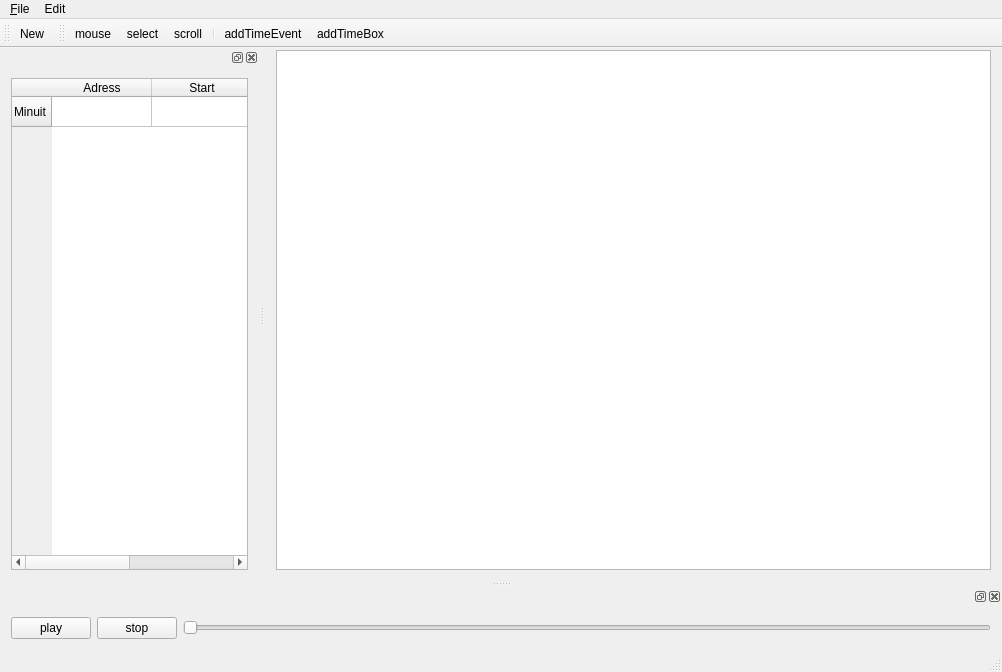
Qt form forms/mainwindow.ui (ossia/score) before a commit.
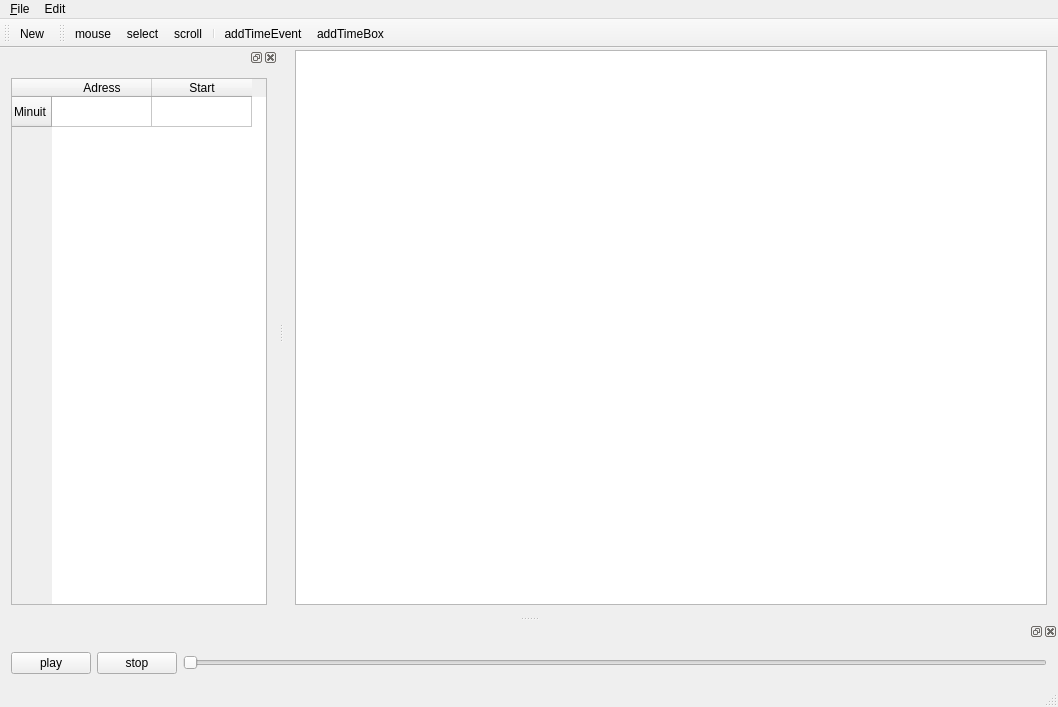
The same form after that commit. Custom widgets are drawn as their Qt base class.

```diff
--- a/forms/mainwindow.ui
+++ b/forms/mainwindow.ui
@@ -6,8 +6,8 @@
    <rect>
     <x>0</x>
     <y>0</y>
-    <width>1002</width>
-    <height>661</height>
+    <width>1058</width>
+    <height>707</height>
    </rect>
   </property>
   <property name="windowTitle">
@@ -57,8 +57,8 @@
     <rect>
      <x>0</x>
      <y>0</y>
-     <width>1002</width>
-     <height>22</height>
+     <width>1058</width>
+     <height>25</height>
     </rect>
    </property>
    <widget class="QMenu" name="menu_File">
```
